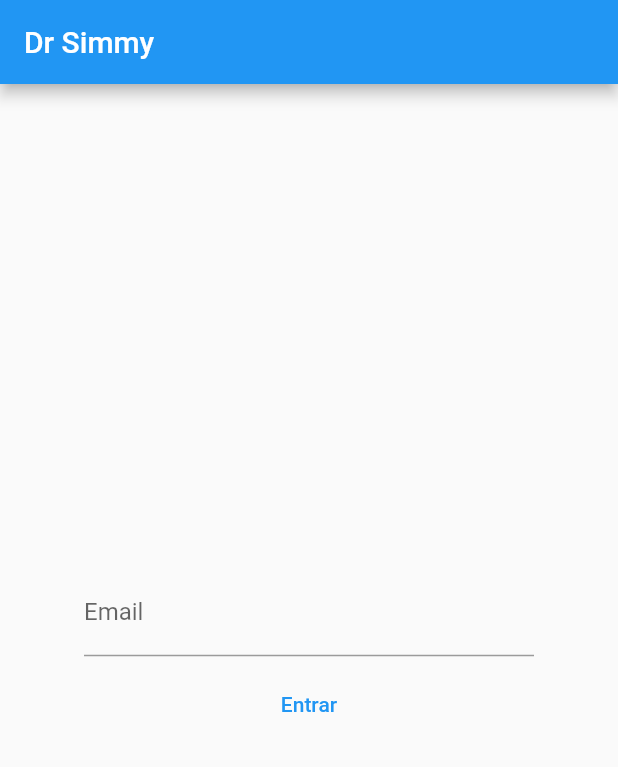
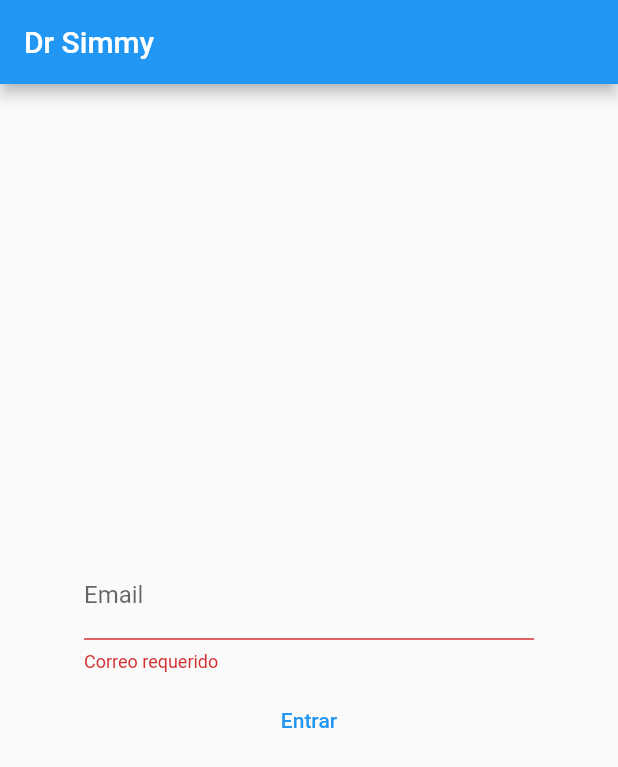
Before and after one commit to Heredin/Aplicacion-de-citas-, a Flutter app: the screen it shows after launch, after a tap on "Entrar", on a phone screen of 412 x 824 dp. Shown: the top 767 px of the screen. Run offline on Flutter 3.47's test engine with Material 2 defaults, Android fonts, the phone set to English and light mode, and no system bars; our stand-ins replace email_validator.

Commit message:
agregando validacion de email

```diff
--- a/lib/main.dart
+++ b/lib/main.dart
@@ -1,3 +1,4 @@
+import 'package:email_validator/email_validator.dart';
 import 'package:flutter/material.dart';
 
 void main() {
@@ -18,30 +19,43 @@ class MyApp extends StatelessWidget {
   }
 }
 
-class LoginPage extends StatelessWidget {
-  const LoginPage({Key key}) : super(key: key);
+class LoginPage extends StatefulWidget {
+  @override
+  _LoginPageState createState() => _LoginPageState();
+}
+
+class _LoginPageState extends State<LoginPage> {
+  var _emailForm=GlobalKey<FormState>();
 
   @override
   Widget build(BuildContext context) {
     return Scaffold(
       appBar: AppBar(title: Text('Dr Simmy'),),
-      body: Column(
+      body: Form(
+        key: _emailForm,
+              child: Center(
+                child: Column(
 
-        mainAxisAlignment: MainAxisAlignment.center,
-        children: [
+          mainAxisAlignment: MainAxisAlignment.center,
+          children: [
 
- Center(
-   child: SizedBox(
+  SizedBox(
      width: 300,
      child: TextFormField(
-       decoration: InputDecoration(labelText: 'Email'),
+       validator: (value)=>value.isEmpty?"Correo requerido":EmailValidator.validate(value)?null:"Correo Inavalido",
+         decoration: InputDecoration(labelText: 'Email'),
      )),
- ),
  Padding(
    padding: const EdgeInsets.all(8.0),
-   child: TextButton(onPressed: ()=>{}, child: Text('Entrar')),
+   child: TextButton(onPressed: ()=>{
+     if(_emailForm.currentState.validate()){
+print('Acceso concedido!')
+     }
+   }, child: Text('Entrar')),
  )
-        ]
+          ]
+        ),
+              ),
       ),
     );
   }
--- a/pubspec.yaml
+++ b/pubspec.yaml
@@ -28,6 +28,7 @@ dependencies:
   # The following adds the Cupertino Icons font to your application.
   # Use with the CupertinoIcons class for iOS style icons.
   cupertino_icons: ^1.0.2
+  email_validator: '^1.0.6'
 
 dev_dependencies:
   flutter_test:
```
Also changed, not shown: pubspec.lock.
